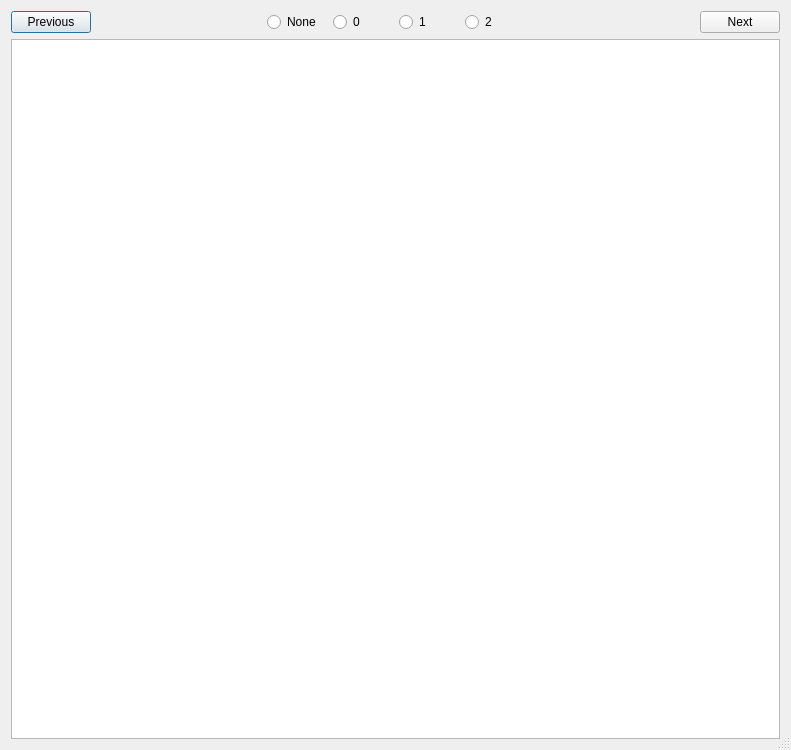
Old version of the form misc/manually_score_images.ui in the repository zachrahan/zplab.
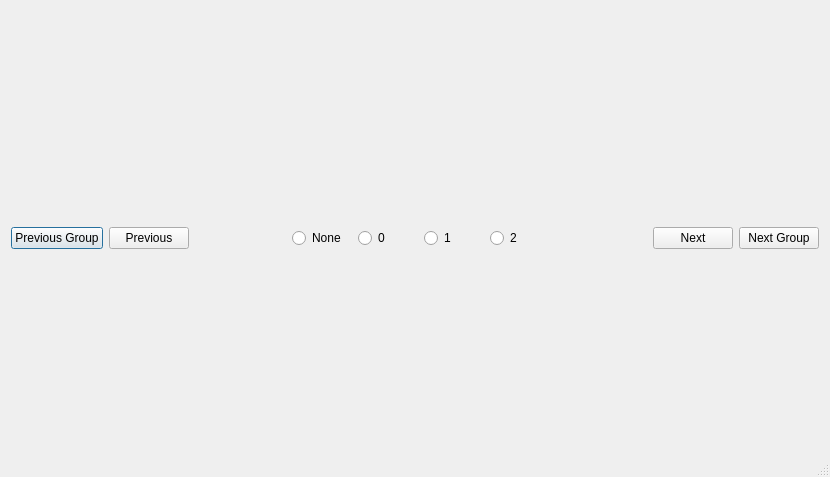
New version of the form.

Patch:
```diff
--- a/misc/manually_score_images.ui
+++ b/misc/manually_score_images.ui
@@ -6,8 +6,8 @@
    <rect>
     <x>0</x>
     <y>0</y>
-    <width>791</width>
-    <height>750</height>
+    <width>830</width>
+    <height>477</height>
    </rect>
   </property>
   <property name="windowTitle">
@@ -19,6 +19,13 @@
   <layout class="QVBoxLayout" name="verticalLayout">
    <item>
     <layout class="QHBoxLayout" name="horizontalLayout">
+     <item>
+      <widget class="QPushButton" name="prevGroupButton">
+       <property name="text">
+        <string>Previous Group</string>
+       </property>
+      </widget>
+     </item>
      <item>
       <widget class="QPushButton" name="prevButton">
        <property name="text">
@@ -135,11 +142,15 @@
        </property>
       </widget>
      </item>
+     <item>
+      <widget class="QPushButton" name="nextGroupButton">
+       <property name="text">
+        <string>Next Group</string>
+       </property>
+      </widget>
+     </item>
     </layout>
    </item>
-   <item>
-    <widget class="QListWidget" name="imageList"/>
-   </item>
   </layout>
   <action name="actionBackspace">
    <property name="text">
```
Left out of the diff: 35 changed lines with no effect on the pictures.
